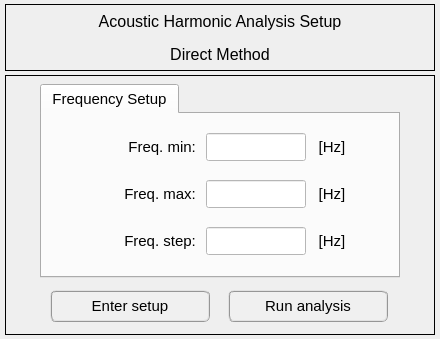
Before: the Qt Designer form data/ui_files/analysis/acoustic/harmonic_analysis_direct_method.ui in MOPT-UFSC/VIBRA, drawn with Qt 5.
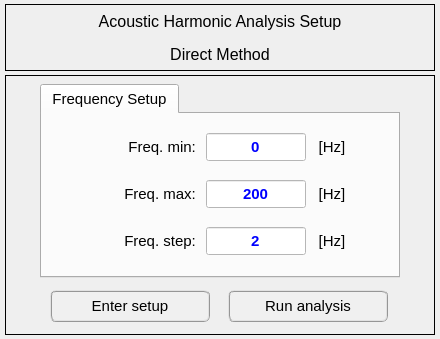
After: the same form once the commit is applied.

```diff
--- a/data/ui_files/analysis/acoustic/harmonic_analysis_direct_method.ui
+++ b/data/ui_files/analysis/acoustic/harmonic_analysis_direct_method.ui
@@ -192,6 +192,9 @@
             <property name="styleSheet">
              <string notr="true">color: rgb(0, 0, 255); background-color: rgb(255,255,255); font: 75 bold 11pt &quot;Segoe UI&quot;;</string>
             </property>
+            <property name="text">
+             <string>0</string>
+            </property>
             <property name="alignment">
              <set>Qt::AlignCenter</set>
             </property>
@@ -223,6 +226,9 @@
             <property name="styleSheet">
              <string notr="true">color: rgb(0, 0, 255); background-color: rgb(255,255,255); font: 75 bold 11pt &quot;Segoe UI&quot;;</string>
             </property>
+            <property name="text">
+             <string>2</string>
+            </property>
             <property name="alignment">
              <set>Qt::AlignCenter</set>
             </property>
@@ -254,6 +260,9 @@
             <property name="styleSheet">
              <string notr="true">color: rgb(0, 0, 255); background-color: rgb(255,255,255); font: 75 bold 11pt &quot;Segoe UI&quot;;</string>
             </property>
+            <property name="text">
+             <string>200</string>
+            </property>
             <property name="alignment">
              <set>Qt::AlignCenter</set>
             </property>
```
